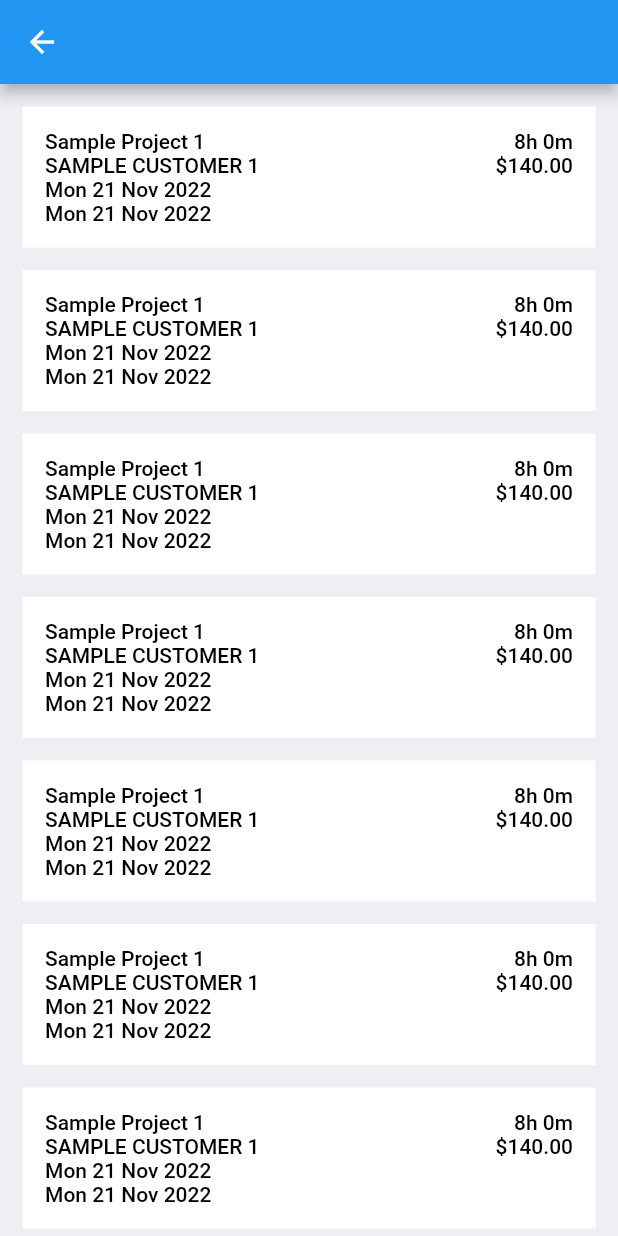
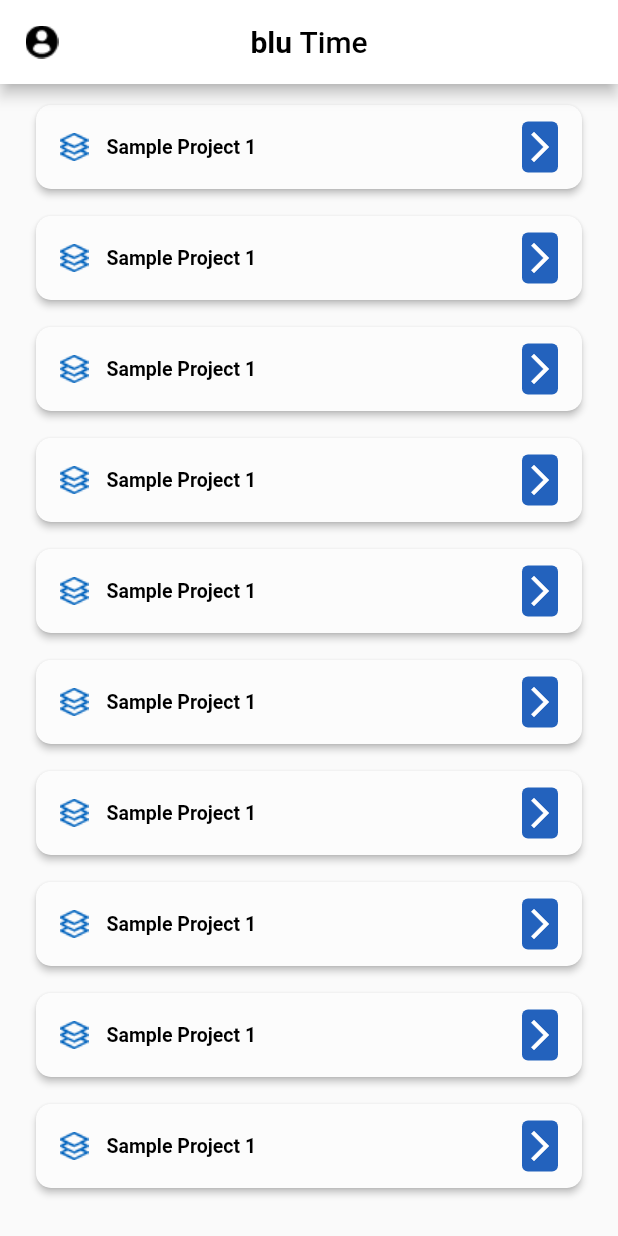
Before and after one commit to Muhib370621/TimeTracker, a Flutter app: the ProjectsScreen screen opened directly, on a phone screen of 412 x 824 dp. Run offline on Flutter 3.47's test engine with Material 2 defaults, Android fonts, the phone set to English and light mode, and no system bars; our stand-ins replace connectivity_plus, dio, easy_localization, get, get_it, google_maps_flutter and 3 more; accounts and stored records are empty; generated files the repository leaves out were written again; project files that could hold a hidden picture were left out.

```diff
--- a/lib/constants/app_assets.dart
+++ b/lib/constants/app_assets.dart
@@ -12,6 +12,9 @@ class AppAssets {
   static const confirmPage = "$_imagesPath/confirm.png";
   static const back = "$_imagesPath/back.png";
   static const profilePlaceholder = "$_imagesPath/profile_placeholder.png";
+  static const projectIcon = "$_imagesPath/project_icon.png";
+  static const addNote = "$_imagesPath/add_note.png";
+  static const addImage = "$_imagesPath/add_image.png";
 
   static const projectJson = "$_jsonPath/project_mock.json";
 
--- a/lib/constants/app_colors.dart
+++ b/lib/constants/app_colors.dart
@@ -15,6 +15,6 @@ class AppColors {
   static const Color listBackground = Color(0XFFEFEEF2);
   static const Color textButton = Color(0XFF2A76C5);
   static const Color orange = Color(0XFFEC6315);
-
+  static const Color cellBackground = Color(0XFFFCFCFC);
 
 }
--- a/lib/screens/home/projects_screen.dart
+++ b/lib/screens/project/projects_screen.dart
@@ -1,5 +1,8 @@
+import 'package:blu_time/constants/app_assets.dart';
 import 'package:blu_time/constants/app_colors.dart';
 import 'package:blu_time/screens/views/project_card.dart';
+import 'package:blu_time/shared/routes/route_names.dart';
+import 'package:blu_time/shared/widgets/blutime_app_header.dart';
 import 'package:flutter/material.dart';
 
 class ProjectsScreen extends StatefulWidget {
@@ -13,13 +16,14 @@ class _ProjectsScreenState extends State<ProjectsScreen> {
   @override
   Widget build(BuildContext context) {
     return Scaffold(
-      backgroundColor: AppColors.listBackground,
-      appBar: AppBar(),
+      appBar: const BluTimeAppHeader(leadingImage: AppAssets.profilePlaceholder,backEnabled: false,),
       body: ListView.builder(
           itemCount: 10,
           itemBuilder: (context, index) => Container(
-            margin: EdgeInsets.fromLTRB(15, 15, 15, 0),
-            child: ProjectCard(),
+            margin: const EdgeInsets.fromLTRB(20, 10, 20, 0),
+            child: GestureDetector(child: const ProjectCard(),onTap: (){
+              Navigator.of(context).pushNamed(RouteNames.noteList);
+            },),
           )
       ),
     );
--- a/lib/screens/views/project_card.dart
+++ b/lib/screens/views/project_card.dart
@@ -1,3 +1,5 @@
+import 'package:blu_time/constants/app_assets.dart';
+import 'package:blu_time/constants/app_colors.dart';
 import 'package:blu_time/constants/app_styles.dart';
 import 'package:flutter/material.dart';
 
@@ -11,49 +13,31 @@ class ProjectCard extends StatefulWidget {
 class _ProjectCardState extends State<ProjectCard> {
   @override
   Widget build(BuildContext context) {
-    return Container(
-      padding: const EdgeInsets.all(15),
-      color: Colors.white,
-      child: Column(
-        crossAxisAlignment: CrossAxisAlignment.start,
-        children: [
-          Row(
-            mainAxisAlignment: MainAxisAlignment.spaceBetween,
-            crossAxisAlignment: CrossAxisAlignment.center,
-            children: [
-              Text(
-                "Sample Project 1",
-                style: AppTextStyles.medium.copyWith(color: Colors.black),
-              ),
-              Text(
-                "8h 0m",
-                style: AppTextStyles.medium.copyWith(color: Colors.black),
-              ),
-            ],
+    return Card(
+      elevation: 2.0,
+      shape: RoundedRectangleBorder(
+        borderRadius: BorderRadius.circular(10),
+      ),
+      color: AppColors.cellBackground,
+      child: ListTile(
+       // leading: Image.asset(AppAssets.projectIcon),
+        title: Row(
+          children: [
+            Image.asset(AppAssets.projectIcon),
+            SizedBox(width: 12,),
+            Text("Sample Project 1",style: AppTextStyles.bold.copyWith(color: Colors.black,fontSize: 13)),
+          ],
+        ),
+        trailing: Container(
+          decoration: BoxDecoration(
+            color: AppColors.buttonBlue,
+            borderRadius: BorderRadius.circular(4.0)
           ),
-          Row(
-            mainAxisAlignment: MainAxisAlignment.spaceBetween,
-            crossAxisAlignment: CrossAxisAlignment.center,
-            children: [
-              Text(
-                "SAMPLE CUSTOMER 1",
-                style: AppTextStyles.medium.copyWith(color: Colors.black),
-              ),
-              Text(
-                "\$140.00",
-                style: AppTextStyles.medium.copyWith(color: Colors.black),
-              ),
-            ],
+          child: Padding(
+            padding: const EdgeInsets.symmetric(vertical: 5),
+            child: Icon(Icons.arrow_forward_ios,color: Colors.white,),
           ),
-          Text(
-            "Mon 21 Nov 2022",
-            style: AppTextStyles.medium.copyWith(color: Colors.black),
-          ),
-          Text(
-            "Mon 21 Nov 2022",
-            style: AppTextStyles.medium.copyWith(color: Colors.black),
-          ),
-        ],
+        ),
       ),
     );
   }
--- a/lib/shared/routes/route_names.dart
+++ b/lib/shared/routes/route_names.dart
@@ -12,4 +12,6 @@ class RouteNames{
   static const String forgotPassword = "/forgot_password";
   static const String changePassword = "/change_password";
   static const String timeCardDetail = "time_card_detail_screen";
+  static const String projectDetail = "project_detail_screen";
+  static const String noteList = "note_list_screen";
 }
--- a/lib/shared/widgets/blutime_app_header.dart
+++ b/lib/shared/widgets/blutime_app_header.dart
@@ -13,7 +13,6 @@ class BluTimeAppHeader extends StatelessWidget implements PreferredSizeWidget {
   Widget build(BuildContext context) {
     return AppBar(
       backgroundColor: Colors.white,
-      elevation: 0,
       leading: Builder(
         builder: (BuildContext context) {
           return IconButton(
```
Also changed, not shown: lib/screens/home/home_screen.dart (+10 -10 lines), lib/screens/project/note_list_screen.dart (added, +128 -0 lines), lib/screens/project/project_detail_screen.dart (added, +19 -0 lines), lib/shared/routes/route_factories.dart (+11 -3 lines), lib/view_models/note_view_model.dart (added, +25 -0 lines), assets/images/add_image.png (added), assets/images/add_note.png (added), assets/images/project_icon.png (added), lib/screens/project/site_map_screen.dart (renamed from lib/screens/home/site_map_screen.dart), lib/screens/time_card/time_card_detail_screen.dart (renamed from lib/screens/home/time_card_detail_screen.dart), lib/screens/time_card/time_card_screen.dart (renamed from lib/screens/home/time_card_screen.dart).
